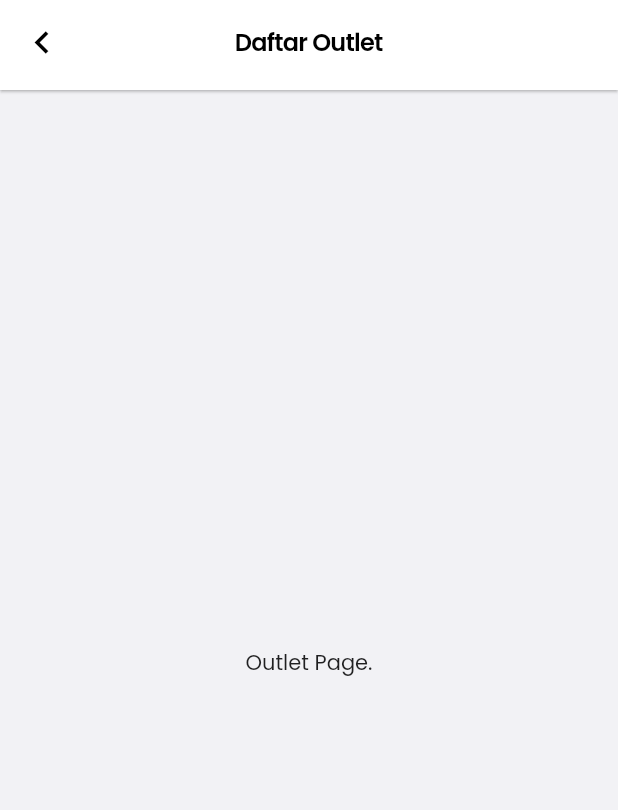
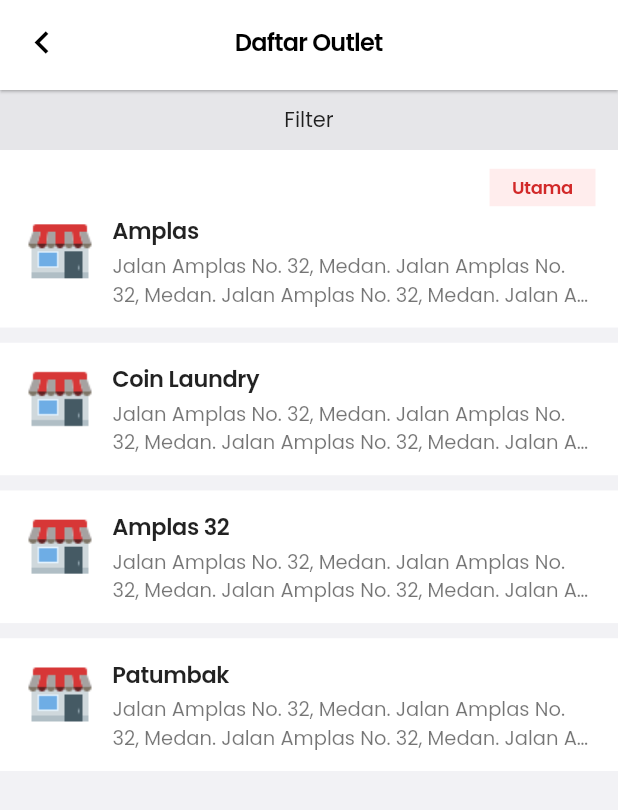
Before and after one commit to putraops/OpsLaundry.Mobile, a Flutter app: the OutletPage screen opened directly, on a phone screen of 412 x 824 dp. Shown: the top 810 px of the screen. Run offline on Flutter 3.47's test engine with Material 2 defaults, Android fonts, the light colour scheme and no system bars; our stand-ins replace dio, flutter_native_splash, flutter_redux, flutter_slidable, redux, shared_preferences; missing offline and left inert: bottom_sheet; accounts and stored records are empty.

Commit message:
Update UI Outlet Page
- Add list with dummy data.

```diff
--- a/lib/pages/order/OrderPage.dart
+++ b/lib/pages/order/OrderPage.dart
@@ -1,5 +1,4 @@
 import 'package:flutter/material.dart';
-import 'package:flutter/cupertino.dart';
 import 'package:flutter/services.dart';
 import 'package:mobile_apps/pages/order/components/FilterBar.dart';
 import 'package:mobile_apps/models/application_user.dart';
@@ -43,10 +42,7 @@ List<application_user> Users = [
   application_user(id: "id", createdAt: DateTime.now(), organizationName: "Jireh Laundry", tenantName: "Amplas 32", fullname: "Lorem Ipsum is simply dummy text of the printing and typesetting industry.", initialName: "NO"),
 ];
 
-
-
 class _OrderPageState extends State<OrderPage> {
-  bool switchValue = true;
 
   @override
   Widget build(BuildContext context) {
@@ -78,7 +74,6 @@ class _OrderPageState extends State<OrderPage> {
                       alignment: const Alignment(0.99, 0),
                       child: GestureDetector(
                         onTap: () {
-
                         },
                         child: ClipRRect(
                           child: Image.asset("assets/icons/scanner-black.png", height: 28, width: 28,),
--- a/lib/pages/outlet/OutletPage.dart
+++ b/lib/pages/outlet/OutletPage.dart
@@ -1,7 +1,9 @@
 import 'package:flutter/material.dart';
-import 'package:flutter/services.dart';
 import 'package:mobile_apps/components/CustomAppBar.dart';
 import 'package:mobile_apps/constants/color.dart' as color;
+import 'package:mobile_apps/models/application_user.dart';
+import 'package:mobile_apps/components/GreySeparator.dart';
+import 'package:mobile_apps/pages/outlet/components/ListItem.dart';
 
 class OutletPage extends StatefulWidget {
   const OutletPage({Key? key}) : super(key: key);
@@ -10,14 +12,50 @@ class OutletPage extends StatefulWidget {
   State<OutletPage> createState() => _OutletPageState();
 }
 
+List<application_user> tenants = [
+  application_user(id: "id", createdAt: DateTime.now(), isDefault: true, organizationName: "Jireh Laundry", tenantName: "Amplas", fullname: "Putra Ompusunggu", initialName: "PO"),
+  application_user(id: "id", createdAt: DateTime.now(), isDefault: false, organizationName: "Jireh Laundry", tenantName: "Coin Laundry", fullname: "Bagus Dewa Anggoro", initialName: "BA"),
+  application_user(id: "id", createdAt: DateTime.now(), isDefault: false, organizationName: "Jireh Laundry", tenantName: "Amplas 32", fullname: "Naomi Angelina Ompusunggu", initialName: "NO"),
+  application_user(id: "id", createdAt: DateTime.now(), isDefault: false, organizationName: "Jireh Laundry", tenantName: "Patumbak", fullname: "Lorem Ipsum is simply dummy text of the printing and typesetting industry.", initialName: "NO"),
+];
+
 class _OutletPageState extends State<OutletPage> {
   @override
   Widget build(BuildContext context) {
-    return Scaffold(
-      backgroundColor: color.backgroundColor,
-      appBar: customAppBar(context, "Daftar Outlet"),
-      body: Center(
-        child: Text("Outlet Page."),
+    return GestureDetector(
+      onTap: () {
+        FocusManager.instance.primaryFocus?.unfocus();
+      },
+      child: Scaffold(
+        backgroundColor: color.backgroundColor,
+        appBar: customAppBar(context, "Daftar Outlet"),
+        body: SafeArea(
+          child: Column(
+            crossAxisAlignment: CrossAxisAlignment.start,
+            children: [
+              Container(
+                color: const Color.fromRGBO(1, 1, 1, 0.05),
+                height: 40,
+                child: const Center(
+                  child: Text("Filter"),
+                ),
+              ),
+              Expanded(
+                child: ListView.separated(
+                  itemCount: tenants.length,
+                  itemBuilder: (context, index) {
+                    return Column(
+                      children: [
+                        ListItem(tenants[index]),
+                      ],
+                    );
+                  },
+                  separatorBuilder: (BuildContext context, int index) => const GreySeparator(),
+                )
+              )
+            ],
+          ),
+        ),
       ),
     );
   }
--- /dev/null
+++ b/lib/pages/outlet/components/ListItem.dart
@@ -0,0 +1,86 @@
+import 'package:flutter/material.dart';
+import 'package:mobile_apps/models/application_user.dart';
+import 'package:mobile_apps/constants/color.dart' as color;
+
+class ListItem extends StatefulWidget {
+  final application_user user;
+
+  const ListItem(this.user, { super.key });
+
+  @override
+  State<ListItem> createState() => _ListItemState();
+}
+
+class _ListItemState extends State<ListItem> {
+
+  Widget primaryTenant() {
+    return Column(
+      children: [
+        Row(
+          crossAxisAlignment: CrossAxisAlignment.end,
+          mainAxisAlignment: MainAxisAlignment.end,
+          children: [
+            Container(
+              height: 25,
+              padding: const EdgeInsets.symmetric(horizontal: 15),
+              color: color.selectedBackgroundColor,
+              child: const Center(
+                child: Text("Utama", style: TextStyle(fontSize: 12, color: color.primary, fontWeight: FontWeight.w600, letterSpacing: -.25),),
+              ),
+            ),
+          ],
+        ),
+        const SizedBox(height: 5,),
+      ],
+    );
+  }
+
+  @override
+  Widget build(BuildContext context) {
+    // 30 outer margin; 30 inner padding; 50 size of AvatarCircle; 15 size of SizedBox
+    double sizedBox = MediaQuery.of(context).size.width - 30 - 50 - 10;
+
+    application_user user = widget.user;
+    return Container(
+      color: Colors.white,
+      padding: const EdgeInsets.symmetric(vertical: 12.5, horizontal: 15),
+      child: Column(
+        crossAxisAlignment: CrossAxisAlignment.start,
+        children: [
+          if (user.isDefault ?? false == true) primaryTenant(),
+          Row(
+            crossAxisAlignment: CrossAxisAlignment.start,
+            children: [
+              Image.asset("assets/icons/store.png", height: 50, width: 50,),
+              const SizedBox(width: 10,),
+              Column(
+                crossAxisAlignment: CrossAxisAlignment.start,
+                children: [
+                  SizedBox(
+                    width: sizedBox,
+                    child: Text(
+                      user.tenantName ?? "",
+                      maxLines: 2,
+                      overflow: TextOverflow.ellipsis,
+                      style: const TextStyle(fontSize: 15, fontWeight: FontWeight.w600, letterSpacing: -.25),
+                    ),
+                  ),
+                  const SizedBox(height: 2.5,),
+                  SizedBox(
+                    width: sizedBox,
+                    child: const Text(
+                        "Jalan Amplas No. 32, Medan. Jalan Amplas No. 32, Medan. Jalan Amplas No. 32, Medan. Jalan Amplas No. 32, Medan.Jalan Amplas No. 32, Medan.",
+                      maxLines: 2,
+                      overflow: TextOverflow.ellipsis,
+                      style: TextStyle(fontSize: 13, color: Colors.black54)
+                    ),
+                  ),
+                ],
+              ),
+            ],
+          ),
+        ],
+      ),
+    );
+  }
+}
```
